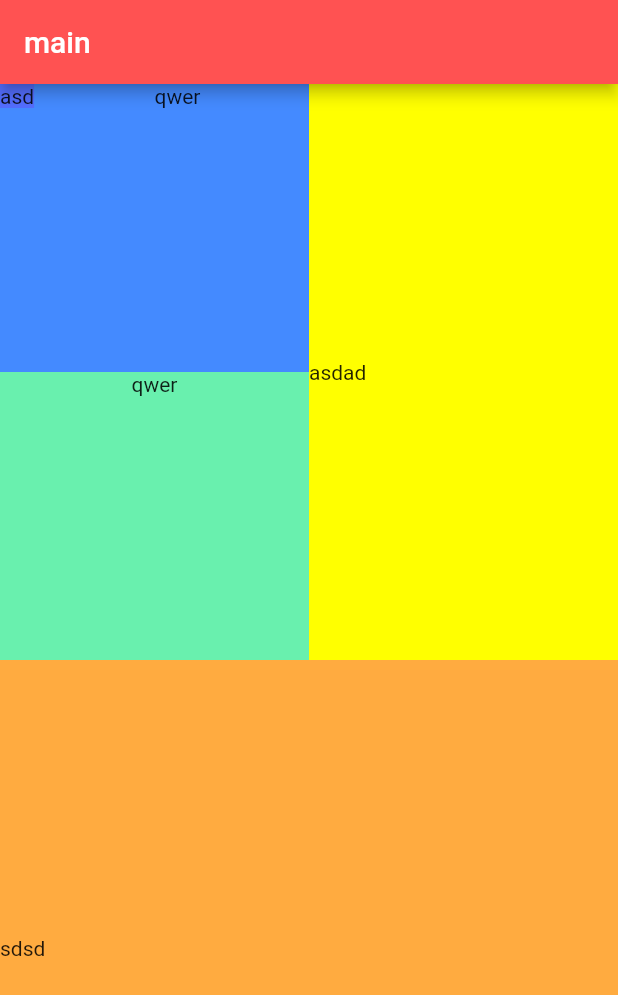
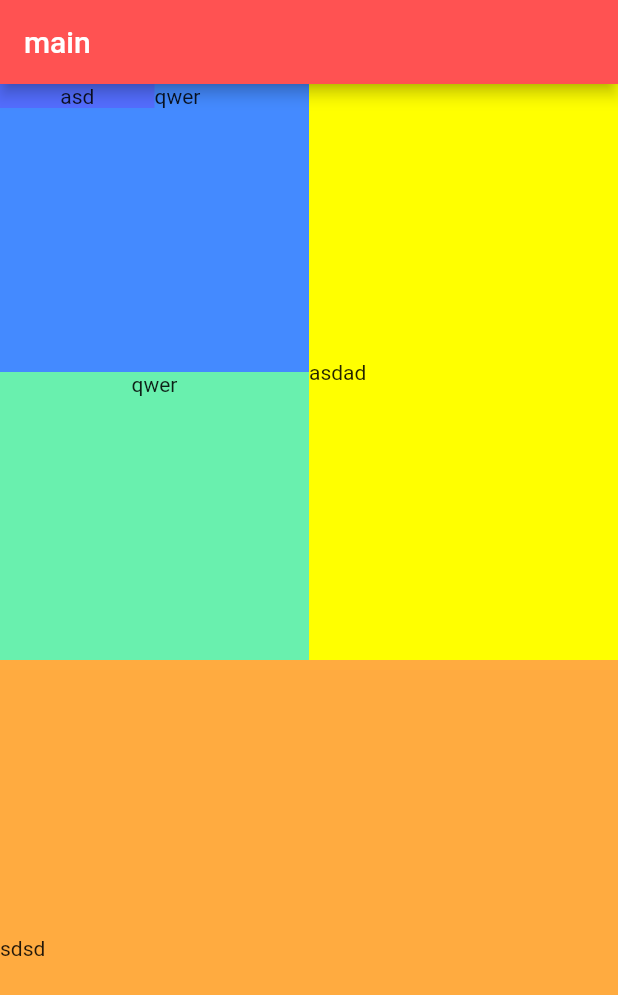
Before and after one commit to selpeapi/flutter_app2, a Flutter app: the screen it shows after launch, on a phone screen of 412 x 824 dp. Shown: the top 995 px of the screen. Run offline on Flutter 3.47's test engine with Material 2 defaults, Android fonts, the phone set to English and light mode, and no system bars.

Commit message:
5차 위젯 배치 수정중3

```diff
--- a/lib/main.dart
+++ b/lib/main.dart
@@ -53,15 +53,14 @@ class _MainPageState extends State<MainPage> {
                                                 Row(
                                                   children: [
                                                     Expanded(
-                                                        child: Row(
-                                                      children: [
-                                                        Container(
-                                                          child: Text("asd"),
-                                                          color: Colors
-                                                              .indigoAccent,
-                                                        ),
-//                                                        Text("qwer")
-                                                      ],
+                                                        child: Container(
+                                                      child: Column(
+                                                        children: [
+                                                          Text("asd"),
+                                                        ],
+                                                      ),
+                                                      color:
+                                                          Colors.indigoAccent,
                                                     )),
                                                     Expanded(
                                                         child: Text("qwer")),
```
